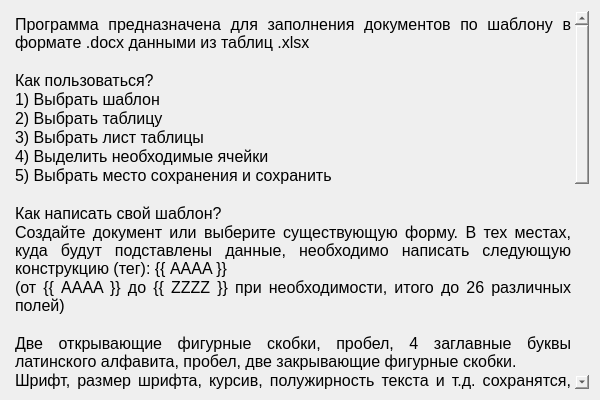
The window that infowindow.ui (DanilaPalkin/DocsAutocomplete) describes before a commit, drawn with Qt 5.
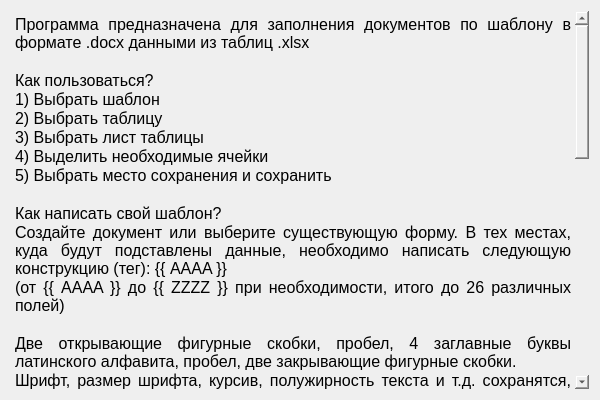
The same window after the commit.

What changed in the file:
```diff
--- a/infowindow.ui
+++ b/infowindow.ui
@@ -59,7 +59,17 @@
 &lt;p align=&quot;justify&quot; style=&quot; margin-top:0px; margin-bottom:0px; margin-left:0px; margin-right:0px; -qt-block-indent:0; text-indent:0px;&quot;&gt;&lt;span style=&quot; font-size:12pt;&quot;&gt;Выделить несмежные ячейки - Ctrl + Левая кнопка мыши&lt;/span&gt;&lt;/p&gt;
 &lt;p align=&quot;justify&quot; style=&quot; margin-top:0px; margin-bottom:0px; margin-left:0px; margin-right:0px; -qt-block-indent:0; text-indent:0px;&quot;&gt;&lt;span style=&quot; font-size:12pt;&quot;&gt;Выделить строку или столбец - Левая кнопка мыши по номеру&lt;/span&gt;&lt;/p&gt;
 &lt;p align=&quot;justify&quot; style=&quot; margin-top:0px; margin-bottom:0px; margin-left:0px; margin-right:0px; -qt-block-indent:0; text-indent:0px;&quot;&gt;&lt;span style=&quot; font-size:12pt;&quot;&gt;Выделить несмежные строки или столбцы - Ctrl + Левая кнопка мыши по номеру&lt;/span&gt;&lt;/p&gt;
-&lt;p align=&quot;justify&quot; style=&quot; margin-top:0px; margin-bottom:0px; margin-left:0px; margin-right:0px; -qt-block-indent:0; text-indent:0px;&quot;&gt;&lt;span style=&quot; font-size:12pt;&quot;&gt;Выделить всю таблицу - Клик левой кнопкой мыши в левый верхний угол таблицы&lt;/span&gt;&lt;/p&gt;&lt;/body&gt;&lt;/html&gt;</string>
+&lt;p align=&quot;justify&quot; style=&quot; margin-top:0px; margin-bottom:0px; margin-left:0px; margin-right:0px; -qt-block-indent:0; text-indent:0px;&quot;&gt;&lt;span style=&quot; font-size:12pt;&quot;&gt;Выделить всю таблицу - Клик левой кнопкой мыши в левый верхний угол таблицы&lt;/span&gt;&lt;/p&gt;
+&lt;p align=&quot;justify&quot; style=&quot;-qt-paragraph-type:empty; margin-top:0px; margin-bottom:0px; margin-left:0px; margin-right:0px; -qt-block-indent:0; text-indent:0px; font-size:12pt;&quot;&gt;&lt;br /&gt;&lt;/p&gt;
+&lt;p align=&quot;justify&quot; style=&quot; margin-top:0px; margin-bottom:0px; margin-left:0px; margin-right:0px; -qt-block-indent:0; text-indent:0px;&quot;&gt;&lt;span style=&quot; font-size:12pt;&quot;&gt;Работа со склонениями.&lt;/span&gt;&lt;/p&gt;
+&lt;p align=&quot;justify&quot; style=&quot; margin-top:0px; margin-bottom:0px; margin-left:0px; margin-right:0px; -qt-block-indent:0; text-indent:0px;&quot;&gt;&lt;span style=&quot; font-size:12pt;&quot;&gt;Поставьте галочку в поле &amp;quot;ФИО в родительном падеже&amp;quot;.&lt;/span&gt;&lt;/p&gt;
+&lt;p align=&quot;justify&quot; style=&quot; margin-top:0px; margin-bottom:0px; margin-left:0px; margin-right:0px; -qt-block-indent:0; text-indent:0px;&quot;&gt;&lt;span style=&quot; font-size:12pt;&quot;&gt;При сохранении первые три столбца, выделенные вами, примут форму родительного падежа.&lt;/span&gt;&lt;/p&gt;
+&lt;p align=&quot;justify&quot; style=&quot; margin-top:0px; margin-bottom:0px; margin-left:0px; margin-right:0px; -qt-block-indent:0; text-indent:0px;&quot;&gt;&lt;span style=&quot; font-size:12pt;&quot;&gt;1-й столбец - Фамилия (склоняется по правилам склонения фамилий)&lt;/span&gt;&lt;/p&gt;
+&lt;p align=&quot;justify&quot; style=&quot; margin-top:0px; margin-bottom:0px; margin-left:0px; margin-right:0px; -qt-block-indent:0; text-indent:0px;&quot;&gt;&lt;span style=&quot; font-size:12pt;&quot;&gt;2-й столбец - Имя (склоняется по правилам склонения имён)&lt;/span&gt;&lt;/p&gt;
+&lt;p align=&quot;justify&quot; style=&quot; margin-top:0px; margin-bottom:0px; margin-left:0px; margin-right:0px; -qt-block-indent:0; text-indent:0px;&quot;&gt;&lt;span style=&quot; font-size:12pt;&quot;&gt;3-й столбец - Отчество (склоняется по правилам склонения отчеств)&lt;/span&gt;&lt;/p&gt;&lt;/body&gt;&lt;/html&gt;</string>
+     </property>
+     <property name="textInteractionFlags">
+      <set>Qt::NoTextInteraction</set>
      </property>
     </widget>
    </item>
```
